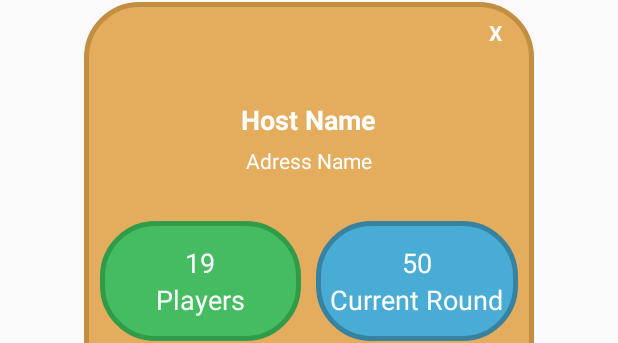
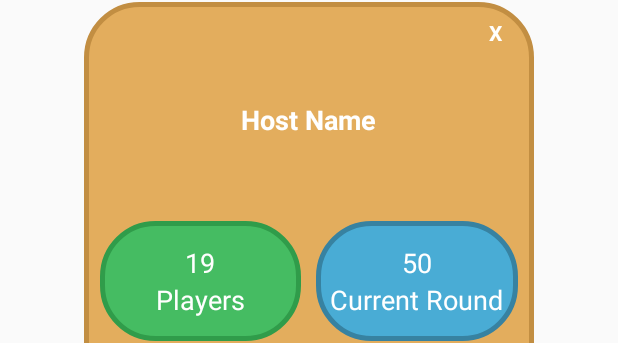
Before and after one commit to IRaihan97/FrisO, an Android app: the layout popup_menu.xml on its own in the app's theme, with its tools: preview values and no code run, on a phone screen of 412 x 824 dp. Shown: the part 391-734 px from the top of the screen. Run offline under Robolectric (Android 15) with nearby library versions, the phone set to English and light mode, and no system bars; network calls fail.

Commit message:
removed pointless attributes

```diff
--- a/app/src/main/res/layout/popup_menu.xml
+++ b/app/src/main/res/layout/popup_menu.xml
@@ -27,6 +27,7 @@
         android:paddingTop="25dp">
 
         <TextView
+            android:id="@+id/Host_name"
             android:layout_width="wrap_content"
             android:layout_height="wrap_content"
             android:layout_gravity="center_horizontal"
@@ -36,13 +37,6 @@
             android:textSize="18sp"
             android:textStyle="bold" />
 
-        <TextView
-            android:layout_width="wrap_content"
-            android:layout_height="wrap_content"
-            android:layout_gravity="center_horizontal"
-            android:layout_marginTop="5dp"
-            android:text="Adress Name"
-            android:textColor="@color/white" />
     </LinearLayout>
 
     <LinearLayout
@@ -61,6 +55,7 @@
             android:orientation="vertical">
 
             <TextView
+                android:id="@+id/player_number"
                 android:layout_width="wrap_content"
                 android:layout_height="wrap_content"
                 android:text="19"
@@ -86,6 +81,7 @@
             android:orientation="vertical">
 
             <TextView
+                android:id="@+id/round_number"
                 android:layout_width="wrap_content"
                 android:layout_height="wrap_content"
                 android:text="50"
@@ -102,7 +98,7 @@
     </LinearLayout>
 
     <Button
-        android:id="@+id/btnfollow"
+        android:id="@+id/bjoin"
         android:layout_width="wrap_content"
         android:layout_height="wrap_content"
         android:layout_gravity="center_horizontal"
```
Also changed, not shown: app/src/main/java/com/example/fris_o/data/DBHandler.java (+0 -14 lines).
